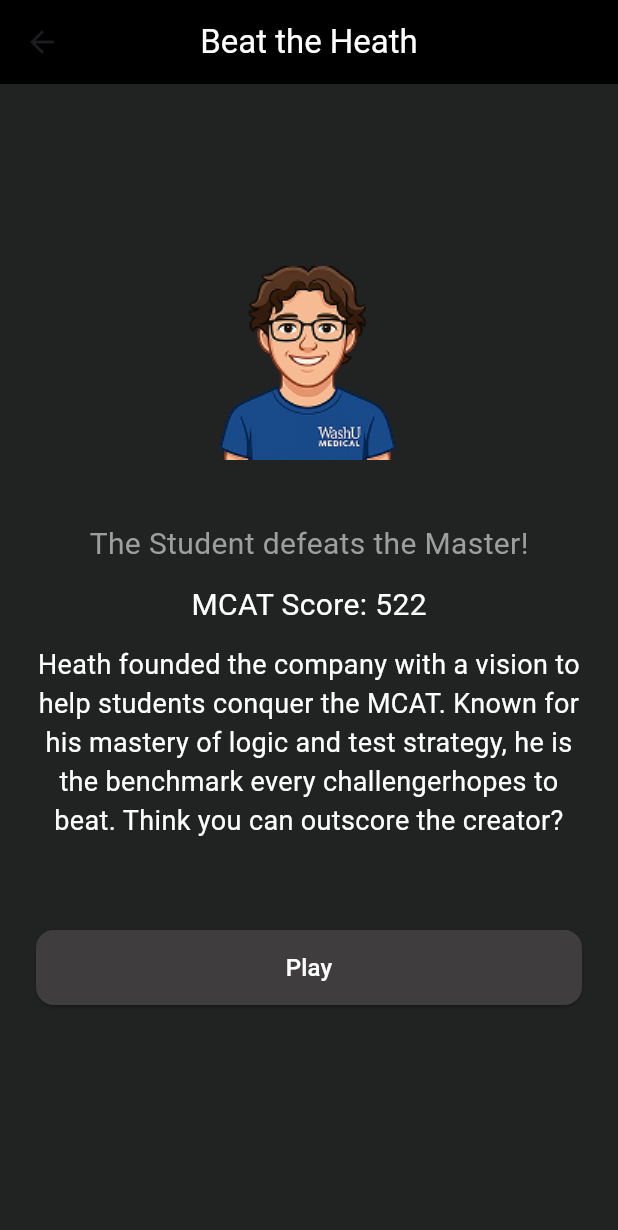
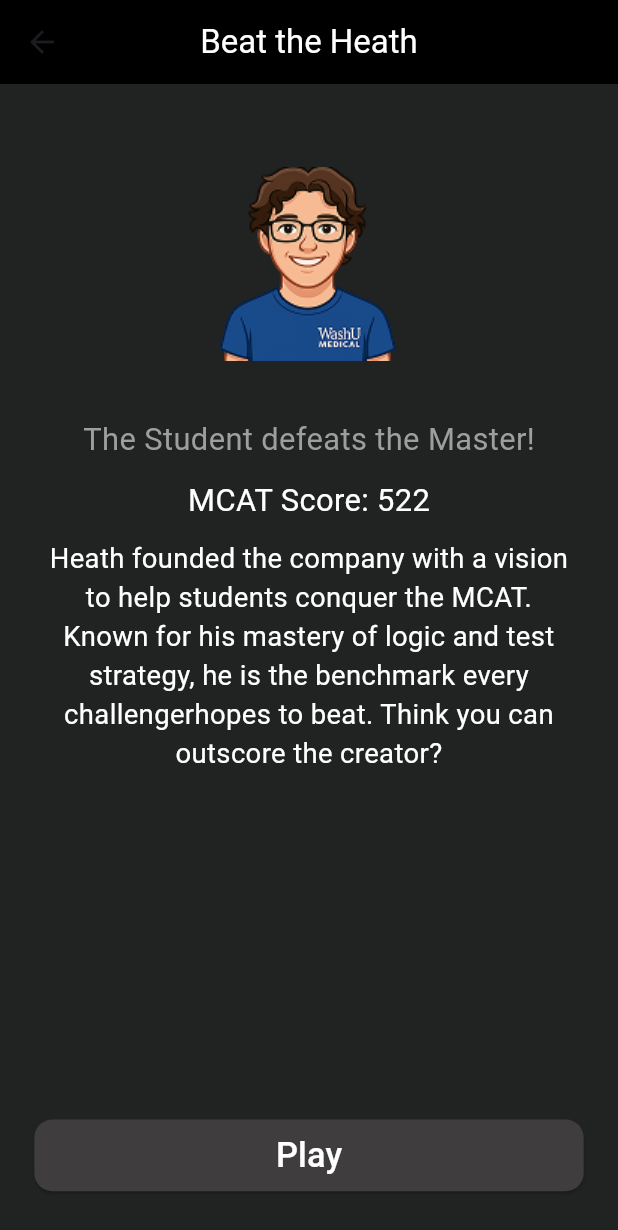
Before and after one commit to Anhakian/Bot-Demo, a Flutter app: the screen it shows after launch, after a tap on "Beat the Heath", on a phone screen of 412 x 824 dp. Shown: the top 1230 px of the screen. Run offline on Flutter 3.47's test engine with Material 3 defaults, Android fonts, the phone set to English and light mode, and no system bars; our stand-ins replace flutter_screenutil.

Commit message:
make play button fixed at the bottom & background box scrollable (if too long)

```diff
--- a/lib/pages/bot_detail_page.dart
+++ b/lib/pages/bot_detail_page.dart
@@ -1,6 +1,7 @@
 import 'package:bot_demo/components/router.dart';
 import 'package:bot_demo/models/bot.dart';
 import 'package:flutter/material.dart';
+import 'package:flutter_screenutil/flutter_screenutil.dart';
 
 class BotDetailPage extends StatelessWidget {
   final Bot bot;
@@ -19,33 +20,59 @@ class BotDetailPage extends StatelessWidget {
         title: Text(bot.name, style: const TextStyle(color: Colors.white)),
         centerTitle: true,
       ),
-      body: Padding(
-        padding: const EdgeInsets.only(
-            top: 96.0, left: 24.0, right: 24.0, bottom: 24.0),
+      body: Stack(
+        children: [
+          Padding(
+            padding: EdgeInsets.only(
+              top: 25.h,
+              left: 20.w,
+              right: 20.w,
+              bottom: 80.h, // spacing for button
+            ),
             child: Column(
               crossAxisAlignment: CrossAxisAlignment.center,
               children: [
                 Image.asset(bot.image, height: 180),
-            const SizedBox(height: 16),
+                SizedBox(height: 10.h),
                 Text(
                   bot.description,
-              style: const TextStyle(color: Colors.grey, fontSize: 20),
+                  style: TextStyle(color: Colors.grey, fontSize: 18.sp),
                 ),
-            const SizedBox(height: 12),
+                SizedBox(height: 10.h),
                 Text(
                   'MCAT Score: ${bot.score}',
-              style: const TextStyle(color: Colors.white, fontSize: 20),
+                  style: TextStyle(color: Colors.white, fontSize: 18.sp),
                 ),
-            const SizedBox(height: 12),
-            Text(
+                SizedBox(height: 10.h),
+
+                // Scrollable Backstory Box
+                Expanded(
+                  child: Container(
+                    padding: EdgeInsets.symmetric(horizontal: 8.w),
+                    decoration: const BoxDecoration(
+                      color: Colors.transparent,
+                    ),
+                    child: SingleChildScrollView(
+                      child: Text(
                         bot.backstory,
-              style: const TextStyle(color: Colors.white, fontSize: 18),
+                        style: TextStyle(color: Colors.white, fontSize: 16.sp),
                         textAlign: TextAlign.center,
                       ),
-            const SizedBox(height: 60),
-            SizedBox(
+                    ),
+                  ),
+                ),
+              ],
+            ),
+          ),
+
+          /// Fixed Play Button
+          Positioned(
+            left: 20.w,
+            right: 20.w,
+            bottom: 25.h,
+            child: SizedBox(
               width: double.infinity,
-              height: 50,
+              height: 40.h,
               child: ElevatedButton(
                 onPressed: () {
                   Navigator.pushNamed(
@@ -60,15 +87,15 @@ class BotDetailPage extends StatelessWidget {
                     borderRadius: BorderRadius.circular(12.0),
                   ),
                 ),
-                child: const Text(
+                child: Text(
                   'Play',
-                  style: TextStyle(color: Colors.white, fontSize: 16),
+                  style: TextStyle(color: Colors.white, fontSize: 20.sp),
+                ),
               ),
             ),
           ),
         ],
       ),
-      ),
     );
   }
 }
```
Lines whose indentation alone changed are shown as unchanged.
